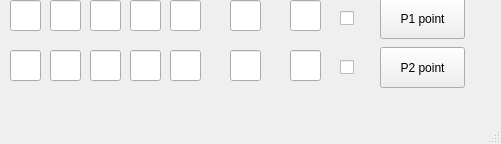
Before: the Qt Designer form tennis_test.ui in stustustu123/tennis, drawn with Qt 5.
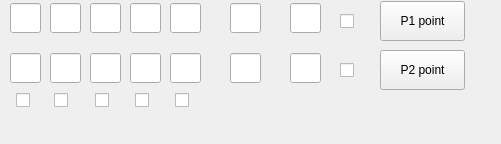
After: the same form once the commit is applied.

What changed in the file:
```diff
--- a/tennis_test.ui
+++ b/tennis_test.ui
@@ -18,9 +18,9 @@
     <property name="geometry">
      <rect>
       <x>380</x>
-      <y>-2</y>
+      <y>1</y>
       <width>85</width>
-      <height>41</height>
+      <height>40</height>
      </rect>
     </property>
     <property name="text">
@@ -31,9 +31,9 @@
     <property name="geometry">
      <rect>
       <x>380</x>
-      <y>47</y>
+      <y>50</y>
       <width>85</width>
-      <height>41</height>
+      <height>40</height>
      </rect>
     </property>
     <property name="text">
@@ -44,9 +44,9 @@
     <property name="geometry">
      <rect>
       <x>340</x>
-      <y>8</y>
+      <y>11</y>
       <width>21</width>
-      <height>21</height>
+      <height>20</height>
      </rect>
     </property>
     <property name="text">
@@ -57,9 +57,9 @@
     <property name="geometry">
      <rect>
       <x>340</x>
-      <y>57</y>
+      <y>60</y>
       <width>21</width>
-      <height>21</height>
+      <height>20</height>
      </rect>
     </property>
     <property name="text">
@@ -70,9 +70,9 @@
     <property name="geometry">
      <rect>
       <x>10</x>
-      <y>0</y>
+      <y>3</y>
       <width>31</width>
-      <height>31</height>
+      <height>30</height>
      </rect>
     </property>
     <property name="font">
@@ -85,9 +85,9 @@
     <property name="geometry">
      <rect>
       <x>10</x>
-      <y>50</y>
+      <y>53</y>
       <width>31</width>
-      <height>31</height>
+      <height>30</height>
      </rect>
     </property>
     <property name="font">
@@ -100,9 +100,9 @@
     <property name="geometry">
      <rect>
       <x>50</x>
-      <y>50</y>
+      <y>53</y>
       <width>31</width>
-      <height>31</height>
+      <height>30</height>
      </rect>
     </property>
     <property name="font">
@@ -115,9 +115,9 @@
     <property name="geometry">
      <rect>
       <x>50</x>
-      <y>0</y>
+      <y>3</y>
       <width>31</width>
-      <height>31</height>
+      <height>30</height>
      </rect>
     </property>
     <property name="font">
@@ -130,9 +130,9 @@
     <property name="geometry">
      <rect>
       <x>90</x>
-      <y>50</y>
+      <y>53</y>
       <width>31</width>
-      <height>31</height>
+      <height>30</height>
      </rect>
     </property>
     <property name="font">
@@ -145,9 +145,9 @@
     <property name="geometry">
      <rect>
       <x>90</x>
-      <y>0</y>
+      <y>3</y>
       <width>31</width>
-      <height>31</height>
+      <height>30</height>
      </rect>
     </property>
     <property name="font">
@@ -160,9 +160,9 @@
     <property name="geometry">
      <rect>
       <x>130</x>
-      <y>50</y>
+      <y>53</y>
       <width>31</width>
-      <height>31</height>
+      <height>30</height>
      </rect>
     </property>
     <property name="font">
@@ -175,9 +175,9 @@
     <property name="geometry">
      <rect>
       <x>130</x>
-      <y>0</y>
+      <y>3</y>
       <width>31</width>
-      <height>31</height>
+      <height>30</height>
      </rect>
     </property>
     <property name="font">
@@ -190,9 +190,9 @@
     <property name="geometry">
      <rect>
       <x>170</x>
-      <y>50</y>
+      <y>53</y>
       <width>31</width>
-      <height>31</height>
+      <height>30</height>
      </rect>
     </property>
     <property name="font">
@@ -205,9 +205,9 @@
     <property name="geometry">
      <rect>
       <x>170</x>
-      <y>0</y>
+      <y>3</y>
       <width>31</width>
-      <height>31</height>
+      <height>30</height>
      </rect>
     </property>
     <property name="font">
@@ -220,9 +220,9 @@
     <property name="geometry">
      <rect>
       <x>230</x>
-      <y>50</y>
+      <y>53</y>
       <width>31</width>
-      <height>31</height>
+      <height>30</height>
      </rect>
     </property>
     <property name="font">
@@ -235,9 +235,9 @@
     <property name="geometry">
      <rect>
       <x>230</x>
-      <y>0</y>
+      <y>3</y>
       <width>31</width>
-      <height>31</height>
+      <height>30</height>
      </rect>
     </property>
     <property name="font">
@@ -250,9 +250,9 @@
     <property name="geometry">
      <rect>
       <x>290</x>
-      <y>50</y>
+      <y>53</y>
       <width>31</width>
-      <height>31</height>
+      <height>30</height>
      </rect>
     </property>
     <property name="font">
@@ -265,9 +265,9 @@
     <property name="geometry">
      <rect>
       <x>290</x>
-      <y>0</y>
+      <y>3</y>
       <width>31</width>
-      <height>31</height>
+      <height>30</height>
      </rect>
     </property>
     <property name="font">
@@ -276,6 +276,71 @@
      </font>
     </property>
    </widget>
+   <widget class="QCheckBox" name="checkBox_set1">
+    <property name="geometry">
+     <rect>
+      <x>16</x>
+      <y>90</y>
+      <width>21</width>
+      <height>21</height>
+     </rect>
+    </property>
+    <property name="text">
+     <string/>
+    </property>
+   </widget>
+   <widget class="QCheckBox" name="checkBox_set2">
+    <property name="geometry">
+     <rect>
+      <x>54</x>
+      <y>90</y>
+      <width>21</width>
+      <height>21</height>
+     </rect>
+    </property>
+    <property name="text">
+     <string/>
+    </property>
+   </widget>
+   <widget class="QCheckBox" name="checkBox_set3">
+    <property name="geometry">
+     <rect>
+      <x>95</x>
+      <y>90</y>
+      <width>21</width>
+      <height>21</height>
+     </rect>
+    </property>
+    <property name="text">
+     <string/>
+    </property>
+   </widget>
+   <widget class="QCheckBox" name="checkBox_set4">
+    <property name="geometry">
+     <rect>
+      <x>135</x>
+      <y>90</y>
+      <width>21</width>
+      <height>21</height>
+     </rect>
+    </property>
+    <property name="text">
+     <string/>
+    </property>
+   </widget>
+   <widget class="QCheckBox" name="checkBox_set5">
+    <property name="geometry">
+     <rect>
+      <x>175</x>
+      <y>90</y>
+      <width>21</width>
+      <height>21</height>
+     </rect>
+    </property>
+    <property name="text">
+     <string/>
+    </property>
+   </widget>
   </widget>
   <widget class="QMenuBar" name="menubar">
    <property name="geometry">
@@ -287,7 +352,6 @@
     </rect>
    </property>
   </widget>
-  <widget class="QStatusBar" name="statusbar"/>
  </widget>
  <resources/>
  <connections/>
```
